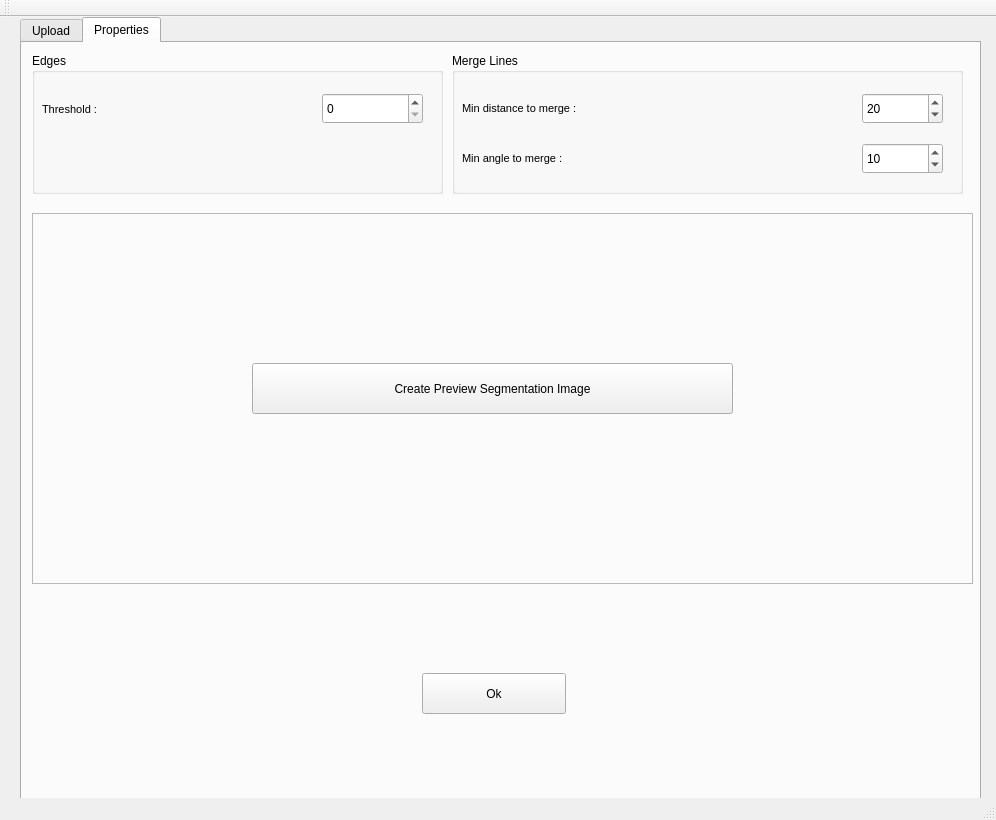
First picture: the form in mainwindow.ui, repository inbar2748/DendriteProject, before the edit.
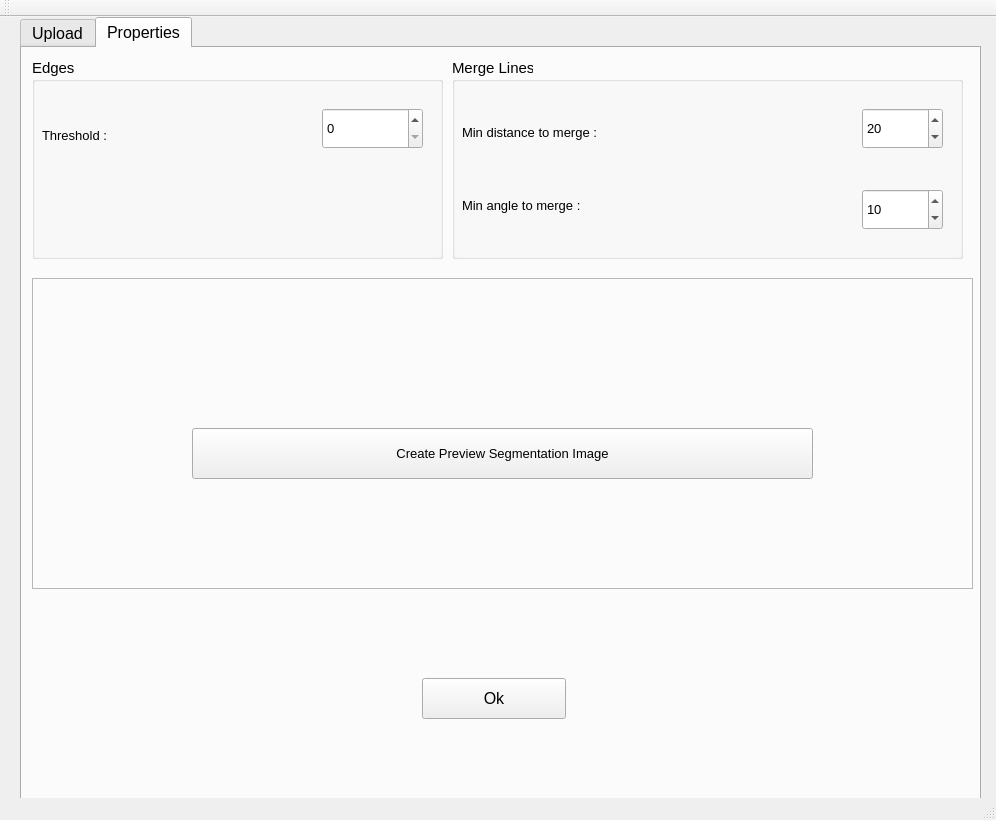
Second picture: the form after the edit. The open tabs and pages were chosen to show the change.

Commit message: changing font size gui

```diff
--- a/mainwindow.ui
+++ b/mainwindow.ui
@@ -38,6 +38,11 @@
       <height>30</height>
      </size>
     </property>
+    <property name="font">
+     <font>
+      <pointsize>12</pointsize>
+     </font>
+    </property>
     <property name="mouseTracking">
      <bool>false</bool>
     </property>
@@ -200,7 +205,7 @@
         <x>10</x>
         <y>10</y>
         <width>411</width>
-        <height>141</height>
+        <height>201</height>
        </rect>
       </property>
       <property name="sizePolicy">
@@ -209,6 +214,11 @@
         <verstretch>0</verstretch>
        </sizepolicy>
       </property>
+      <property name="font">
+       <font>
+        <pointsize>11</pointsize>
+       </font>
+      </property>
       <property name="title">
        <string>Edges</string>
       </property>
@@ -216,9 +226,9 @@
        <property name="geometry">
         <rect>
          <x>10</x>
-         <y>40</y>
-         <width>141</width>
-         <height>33</height>
+         <y>52</y>
+         <width>261</width>
+         <height>51</height>
         </rect>
        </property>
        <property name="sizePolicy">
@@ -229,7 +239,7 @@
        </property>
        <property name="font">
         <font>
-         <pointsize>8</pointsize>
+         <pointsize>10</pointsize>
         </font>
        </property>
        <property name="text">
@@ -240,9 +250,9 @@
        <property name="geometry">
         <rect>
          <x>290</x>
-         <y>40</y>
+         <y>50</y>
          <width>101</width>
-         <height>31</height>
+         <height>41</height>
         </rect>
        </property>
        <property name="orientation">
@@ -255,6 +265,11 @@
           <verstretch>0</verstretch>
          </sizepolicy>
         </property>
+        <property name="font">
+         <font>
+          <pointsize>10</pointsize>
+         </font>
+        </property>
         <property name="minimum">
          <number>0</number>
         </property>
@@ -270,9 +285,16 @@
         <x>430</x>
         <y>10</y>
         <width>511</width>
-        <height>141</height>
+        <height>201</height>
        </rect>
       </property>
+      <property name="font">
+       <font>
+        <pointsize>11</pointsize>
+        <weight>50</weight>
+        <bold>false</bold>
+       </font>
+      </property>
       <property name="title">
        <string>Merge Lines</string>
       </property>
@@ -280,14 +302,14 @@
        <property name="geometry">
         <rect>
          <x>10</x>
-         <y>39</y>
-         <width>311</width>
-         <height>33</height>
+         <y>49</y>
+         <width>381</width>
+         <height>51</height>
         </rect>
        </property>
        <property name="font">
         <font>
-         <pointsize>8</pointsize>
+         <pointsize>10</pointsize>
         </font>
        </property>
        <property name="text">
@@ -298,14 +320,14 @@
        <property name="geometry">
         <rect>
          <x>10</x>
-         <y>89</y>
+         <y>122</y>
          <width>321</width>
-         <height>33</height>
+         <height>51</height>
         </rect>
        </property>
        <property name="font">
         <font>
-         <pointsize>8</pointsize>
+         <pointsize>10</pointsize>
         </font>
        </property>
        <property name="text">
@@ -316,11 +338,16 @@
        <property name="geometry">
         <rect>
          <x>410</x>
-         <y>40</y>
+         <y>50</y>
          <width>81</width>
-         <height>31</height>
+         <height>41</height>
         </rect>
        </property>
+       <property name="font">
+        <font>
+         <pointsize>10</pointsize>
+        </font>
+       </property>
        <property name="maximum">
         <number>30</number>
        </property>
@@ -332,11 +359,16 @@
        <property name="geometry">
         <rect>
          <x>410</x>
-         <y>90</y>
+         <y>131</y>
          <width>81</width>
-         <height>31</height>
+         <height>41</height>
         </rect>
        </property>
+       <property name="font">
+        <font>
+         <pointsize>10</pointsize>
+        </font>
+       </property>
        <property name="maximum">
         <number>30</number>
        </property>
@@ -362,11 +394,16 @@
       <property name="geometry">
        <rect>
         <x>10</x>
-        <y>170</y>
+        <y>230</y>
         <width>941</width>
-        <height>371</height>
+        <height>311</height>
        </rect>
       </property>
+      <property name="font">
+       <font>
+        <pointsize>12</pointsize>
+       </font>
+      </property>
       <property name="frameShape">
        <enum>QFrame::StyledPanel</enum>
       </property>
@@ -376,9 +413,9 @@
       <widget class="QPushButton" name="btn_create_preview">
        <property name="geometry">
         <rect>
-         <x>220</x>
+         <x>160</x>
          <y>150</y>
-         <width>481</width>
+         <width>621</width>
          <height>51</height>
         </rect>
        </property>
@@ -388,6 +425,11 @@
          <verstretch>0</verstretch>
         </sizepolicy>
        </property>
+       <property name="font">
+        <font>
+         <pointsize>10</pointsize>
+        </font>
+       </property>
        <property name="text">
         <string>Create Preview Segmentation Image</string>
        </property>
```
Left out of the diff: 20 changed lines with no effect on the pictures.
